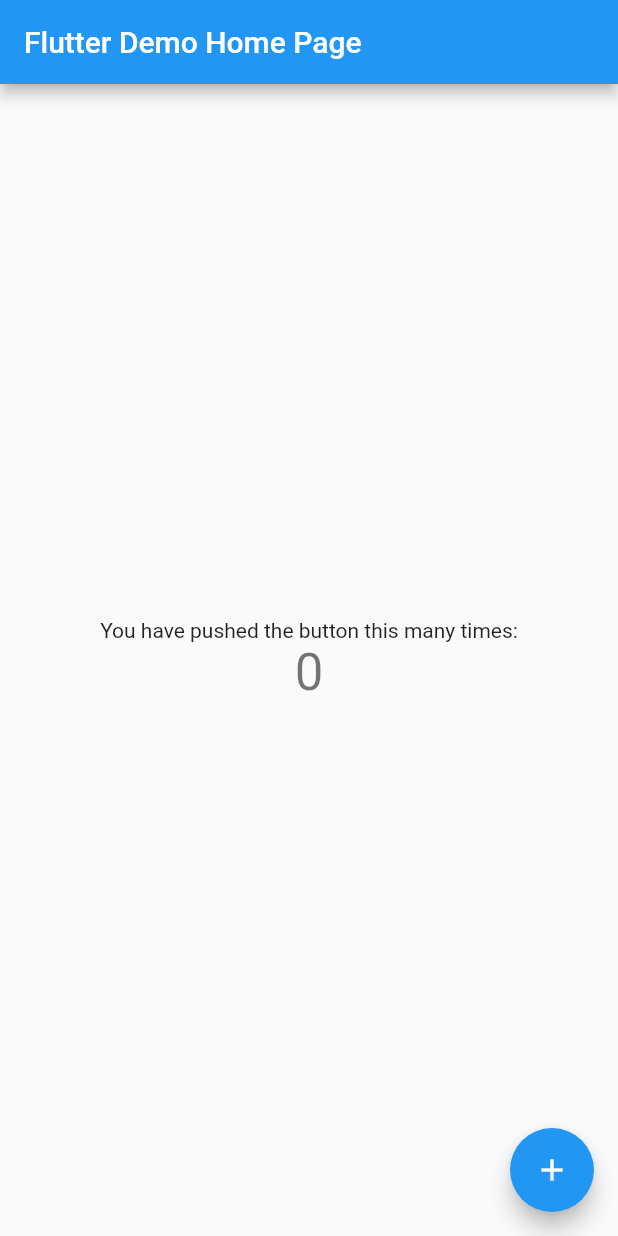
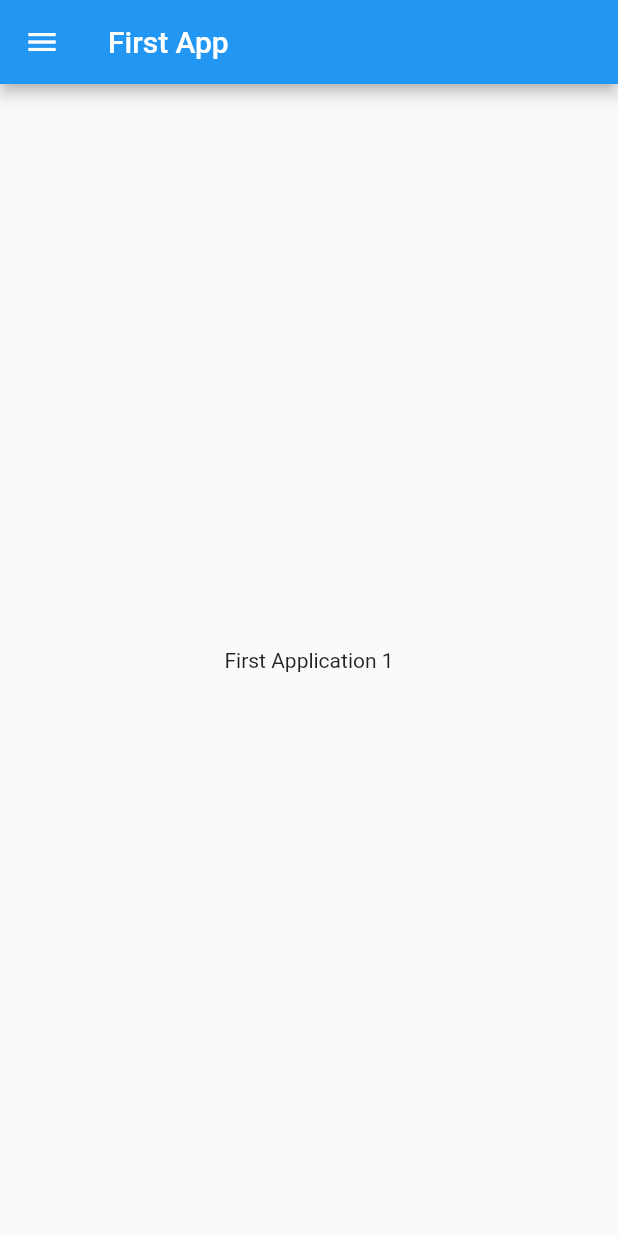
Before and after one commit to UzairAbdullah/Flutter-Learning, a Flutter app: the screen it shows after launch, on a phone screen of 412 x 824 dp. Run offline on Flutter 3.47's test engine with Material 2 defaults, Android fonts, the phone set to English and light mode, and no system bars.

Commit message:
Day 1 Chapter 2

```diff
--- /dev/null
+++ b/lib/home_page.dart
@@ -0,0 +1,19 @@
+import 'package:flutter/material.dart';
+
+class HomePage extends StatelessWidget {
+  const HomePage({Key? key}) : super(key: key);
+
+  @override
+  Widget build(BuildContext context) {
+    return Scaffold(
+      appBar: AppBar(
+        title: Text("First App"),
+      ),
+      body: Center(
+          child: Container(
+        child: Text("First Application 1"),
+      )),
+      drawer: Drawer(),
+    );
+  }
+}
--- a/lib/main.dart
+++ b/lib/main.dart
@@ -1,115 +1,18 @@
 import 'package:flutter/material.dart';
+import 'package:install_check/home_page.dart';
+import 'home_page.dart';
 
 void main() {
-  runApp(const MyApp());
+  runApp(MyApp());
 }
 
 class MyApp extends StatelessWidget {
   const MyApp({Key? key}) : super(key: key);
 
-  // This widget is the root of your application.
   @override
   Widget build(BuildContext context) {
     return MaterialApp(
-      title: 'Flutter Demo',
-      theme: ThemeData(
-        // This is the theme of your application.
-        //
-        // Try running your application with "flutter run". You'll see the
-        // application has a blue toolbar. Then, without quitting the app, try
-        // changing the primarySwatch below to Colors.green and then invoke
-        // "hot reload" (press "r" in the console where you ran "flutter run",
-        // or simply save your changes to "hot reload" in a Flutter IDE).
-        // Notice that the counter didn't reset back to zero; the application
-        // is not restarted.
-        primarySwatch: Colors.blue,
-      ),
-      home: const MyHomePage(title: 'Flutter Demo Home Page'),
+      home: HomePage(),
     );
   }
 }
-
-class MyHomePage extends StatefulWidget {
-  const MyHomePage({Key? key, required this.title}) : super(key: key);
-
-  // This widget is the home page of your application. It is stateful, meaning
-  // that it has a State object (defined below) that contains fields that affect
-  // how it looks.
-
-  // This class is the configuration for the state. It holds the values (in this
-  // case the title) provided by the parent (in this case the App widget) andcd
-  // used by the build method of the State. Fields in a Widget subclass are
-  // always marked "final".
-
-  final String title;
-
-  @override
-  State<MyHomePage> createState() => _MyHomePageState();
-}
-
-class _MyHomePageState extends State<MyHomePage> {
-  int _counter = 0;
-
-  void _incrementCounter() {
-    setState(() {
-      // This call to setState tells the Flutter framework that something has
-      // changed in this State, which causes it to rerun the build method below
-      // so that the display can reflect the updated values. If we changed
-      // _counter without calling setState(), then the build method would not be
-      // called again, and so nothing would appear to happen.
-      _counter++;
-    });
-  }
-
-  @override
-  Widget build(BuildContext context) {
-    // This method is rerun every time setState is called, for instance as done
-    // by the _incrementCounter method above.
-    //
-    // The Flutter framework has been optimized to make rerunning build methods
-    // fast, so that you can just rebuild anything that needs updating rather
-    // than having to individually change instances of widgets.
-    return Scaffold(
-      appBar: AppBar(
-        // Here we take the value from the MyHomePage object that was created by
-        // the App.build method, and use it to set our appbar title.
-        title: Text(widget.title),
-      ),
-      body: Center(
-        // Center is a layout widget. It takes a single child and positions it
-        // in the middle of the parent.
-        child: Column(
-          // Column is also a layout widget. It takes a list of children and
-          // arranges them vertically. By default, it sizes itself to fit its
-          // children horizontally, and tries to be as tall as its parent.
-          //
-          // Invoke "debug painting" (press "p" in the console, choose the
-          // "Toggle Debug Paint" action from the Flutter Inspector in Android
-          // Studio, or the "Toggle Debug Paint" command in Visual Studio Code)
-          // to see the wireframe for each widget.
-          //
-          // Column has various properties to control how it sizes itself and
-          // how it positions its children. Here we use mainAxisAlignment to
-          // center the children vertically; the main axis here is the vertical
-          // axis because Columns are vertical (the cross axis would be
-          // horizontal).
-          mainAxisAlignment: MainAxisAlignment.center,
-          children: <Widget>[
-            const Text(
-              'You have pushed the button this many times:',
-            ),
-            Text(
-              '$_counter',
-              style: Theme.of(context).textTheme.headline4,
-            ),
-          ],
-        ),
-      ),
-      floatingActionButton: FloatingActionButton(
-        onPressed: _incrementCounter,
-        tooltip: 'Increment',
-        child: const Icon(Icons.add),
-      ), // This trailing comma makes auto-formatting nicer for build methods.
-    );
-  }
-}
```
